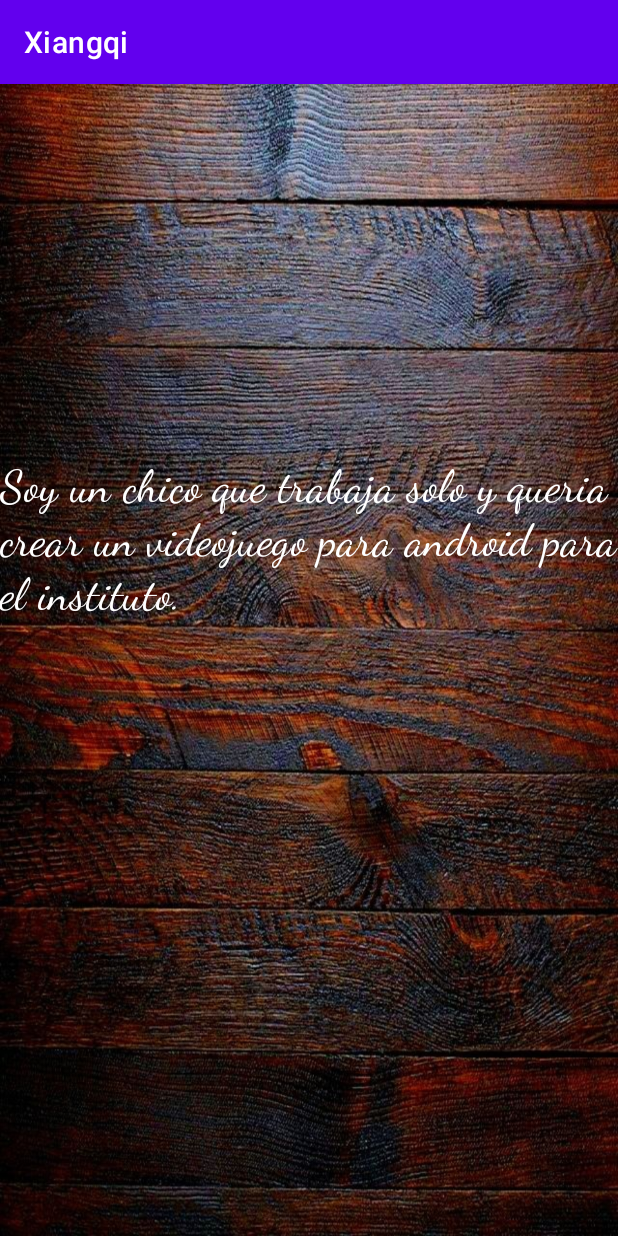
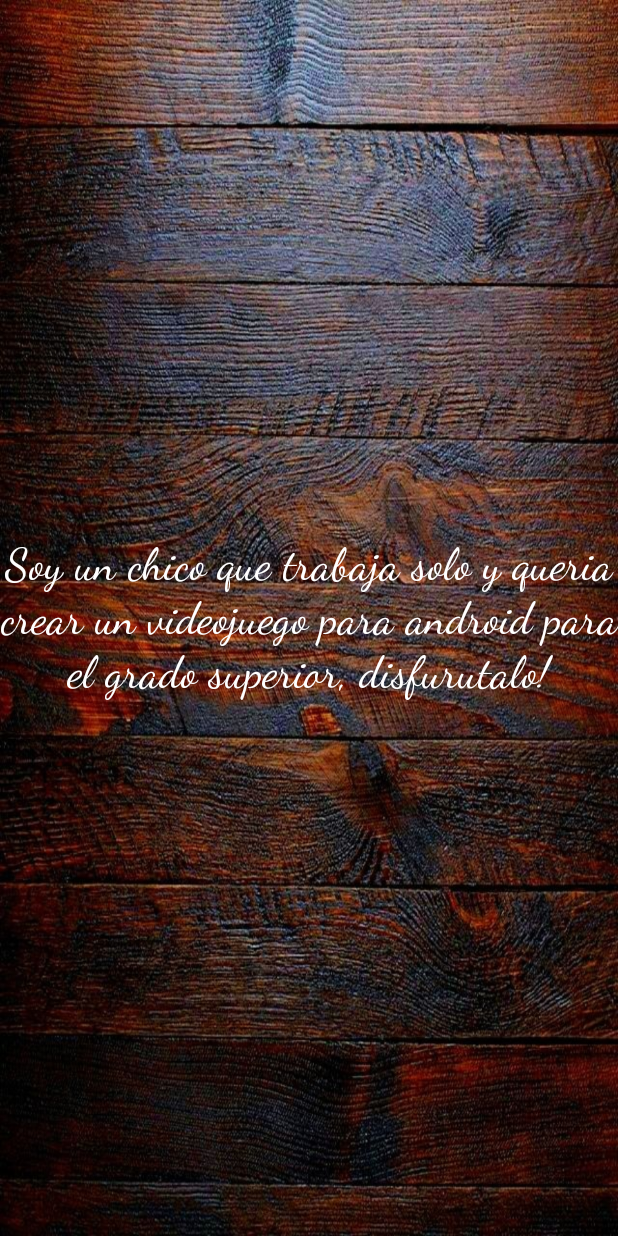
Before and after one commit to cf19ArnauCastillo/Xiangqi, an Android app: the SobreNosaltres screen opened directly, with no data from a screen before it, on a phone screen of 412 x 824 dp. Run offline under Robolectric (Android 15) with nearby library versions, the phone set to English and light mode, and no system bars.

Commit message:
Title Bar quitado y sobrenosaltres DONE

```diff
--- a/app/src/main/res/layout/activity_sobre_nosaltres.xml
+++ b/app/src/main/res/layout/activity_sobre_nosaltres.xml
@@ -11,11 +11,12 @@
         android:id="@+id/infosobremi"
         android:layout_width="wrap_content"
         android:layout_height="wrap_content"
-        android:layout_marginTop="250dp"
         android:fontFamily="cursive"
-        android:text="Soy un chico que trabaja solo y queria crear un videojuego para android para el instituto."
+        android:gravity="center"
+        android:text="Soy un chico que trabaja solo y queria crear un videojuego para android para el grado superior, disfurutalo!"
         android:textColor="#FFFFFF"
         android:textSize="30sp"
+        app:layout_constraintBottom_toBottomOf="parent"
         app:layout_constraintEnd_toEndOf="parent"
         app:layout_constraintStart_toStartOf="parent"
         app:layout_constraintTop_toTopOf="parent" />
--- a/app/src/main/res/values/themes.xml
+++ b/app/src/main/res/values/themes.xml
@@ -1,6 +1,6 @@
 <resources xmlns:tools="http://schemas.android.com/tools">
     <!-- Base application theme. -->
-    <style name="Theme.Xiangqi" parent="Theme.MaterialComponents.DayNight.DarkActionBar">
+    <style name="Theme.Xiangqi" parent="Theme.MaterialComponents.DayNight.NoActionBar">
         <!-- Primary brand color. -->
         <item name="colorPrimary">@color/purple_500</item>
         <item name="colorPrimaryVariant">@color/purple_700</item>
```
